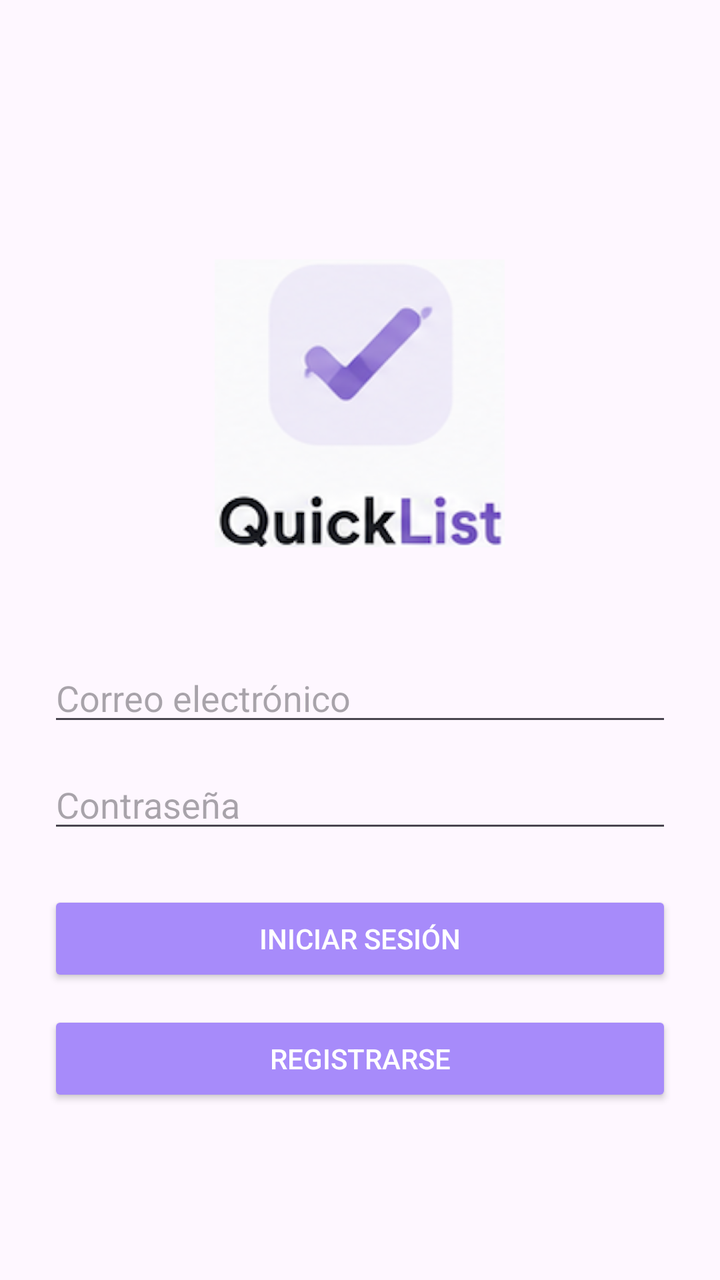
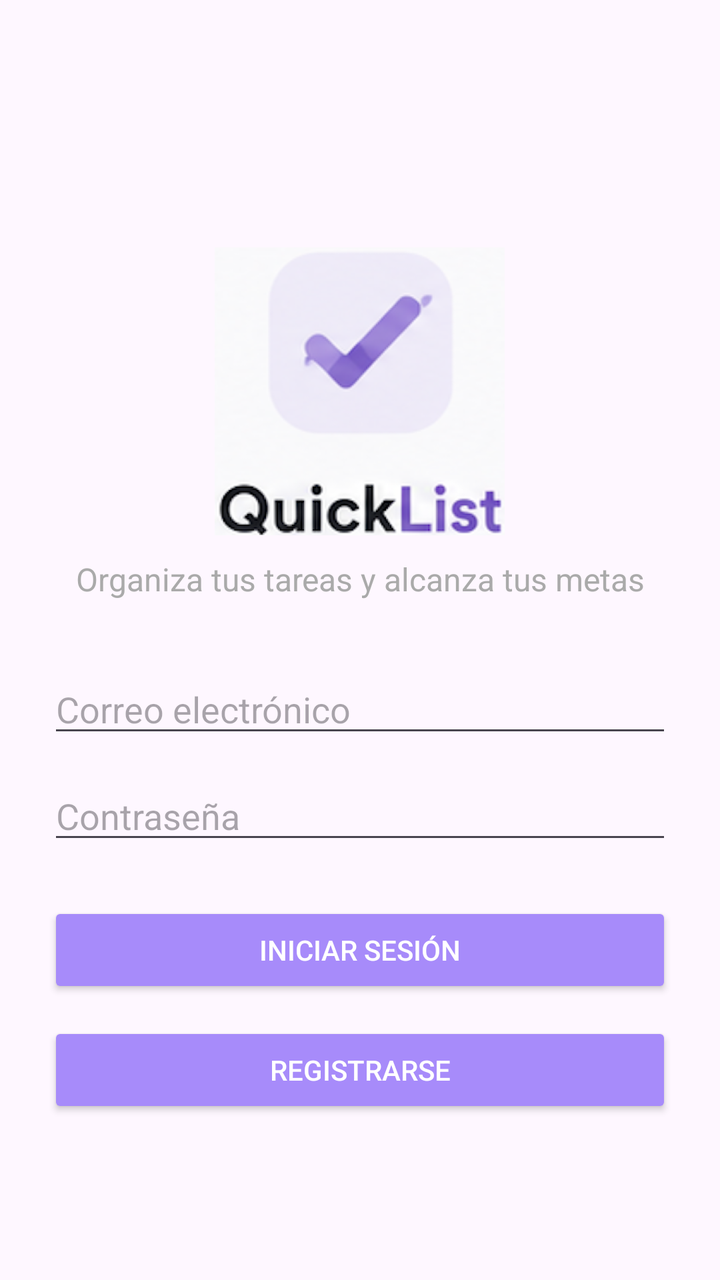

Screens rendered from an Android XML layout before and after an edit, with the pre-edit source and the edit as a unified diff.
<!-- AndroidManifest.xml: application theme Theme.Quicklist -->
<!-- res/layout/activity_login.xml -->
<?xml version="1.0" encoding="utf-8"?>
<LinearLayout xmlns:android="http://schemas.android.com/apk/res/android"
    xmlns:app="http://schemas.android.com/apk/res-auto"
    xmlns:tools="http://schemas.android.com/tools"
    android:layout_width="match_parent"
    android:layout_height="match_parent"
    android:gravity="center"
    android:orientation="vertical"
    android:padding="24dp"
    tools:context=".LoginActivity">

    <ImageView
        android:id="@+id/logoImage"
        android:layout_width="145dp"
        android:layout_height="150dp"
        android:layout_marginTop="40dp"
        android:layout_marginBottom="50dp"
        android:adjustViewBounds="true"
        android:contentDescription="Logo QuickList"
        android:scaleType="fitCenter"
        android:src="@drawable/quicklist_logo" />

    <EditText
        android:id="@+id/emailEditText"
        android:layout_width="match_parent"
        android:layout_height="wrap_content"
        android:hint="Correo electrónico"
        android:inputType="textEmailAddress" />

    <EditText
        android:id="@+id/passwordEditText"
        android:hint="Contraseña"
        android:inputType="textPassword"
        android:layout_width="match_parent"
        android:layout_height="wrap_content"
        android:layout_marginTop="12dp"/>

    <Button
        android:id="@+id/loginButton"
        android:text="Iniciar sesión"
        android:layout_width="match_parent"
        android:layout_height="wrap_content"
        android:layout_marginTop="24dp"
        android:backgroundTint="@color/secondary"
        android:textColor="@android:color/white"/>

    <Button
        android:id="@+id/registerButton"
        android:text="Registrarse"
        android:layout_width="match_parent"
        android:layout_height="wrap_content"
        android:backgroundTint="@color/secondary"
        android:textColor="@android:color/white"
        android:layout_marginTop="12dp"/>

</LinearLayout>
<!-- resources referenced by this layout -->
<resources>
  <color name="secondary">#A78BFA</color>
  <!-- drawable quicklist_logo: png bitmap (drawable, 129629 bytes) -->
  <style name="Theme.Quicklist" parent="Base.Theme.Quicklist" />
  <style name="Base.Theme.Quicklist" parent="Theme.Material3.DayNight.NoActionBar">
          
          
      </style>
</resources>

<!-- the commit's change to res/layout/activity_login.xml (unified diff, before → after) -->
@@ -14,11 +14,21 @@
         android:layout_width="145dp"
         android:layout_height="150dp"
         android:layout_marginTop="40dp"
-        android:layout_marginBottom="50dp"
+        android:layout_marginBottom="8dp"
         android:adjustViewBounds="true"
         android:contentDescription="Logo QuickList"
         android:scaleType="fitCenter"
         android:src="@drawable/quicklist_logo" />
+
+    <TextView
+        android:id="@+id/sloganTextView"
+        android:layout_width="match_parent"
+        android:layout_height="wrap_content"
+        android:layout_marginBottom="32dp"
+        android:gravity="center"
+        android:text="@string/app_slogan"
+        android:textColor="@android:color/darker_gray"
+        android:textSize="16sp" />
 
     <EditText
         android:id="@+id/emailEditText"
<!-- resource entries referenced after the edit -->
@@ -2,6 +2,7 @@
 <resources>
   <color name="secondary">#A78BFA</color>
   <!-- drawable quicklist_logo: png bitmap (drawable, 129629 bytes) -->
+  <string name="app_slogan">Organiza tus tareas y alcanza tus metas</string>
   <style name="Theme.Quicklist" parent="Base.Theme.Quicklist" />
   <style name="Base.Theme.Quicklist" parent="Theme.Material3.DayNight.NoActionBar">
           
